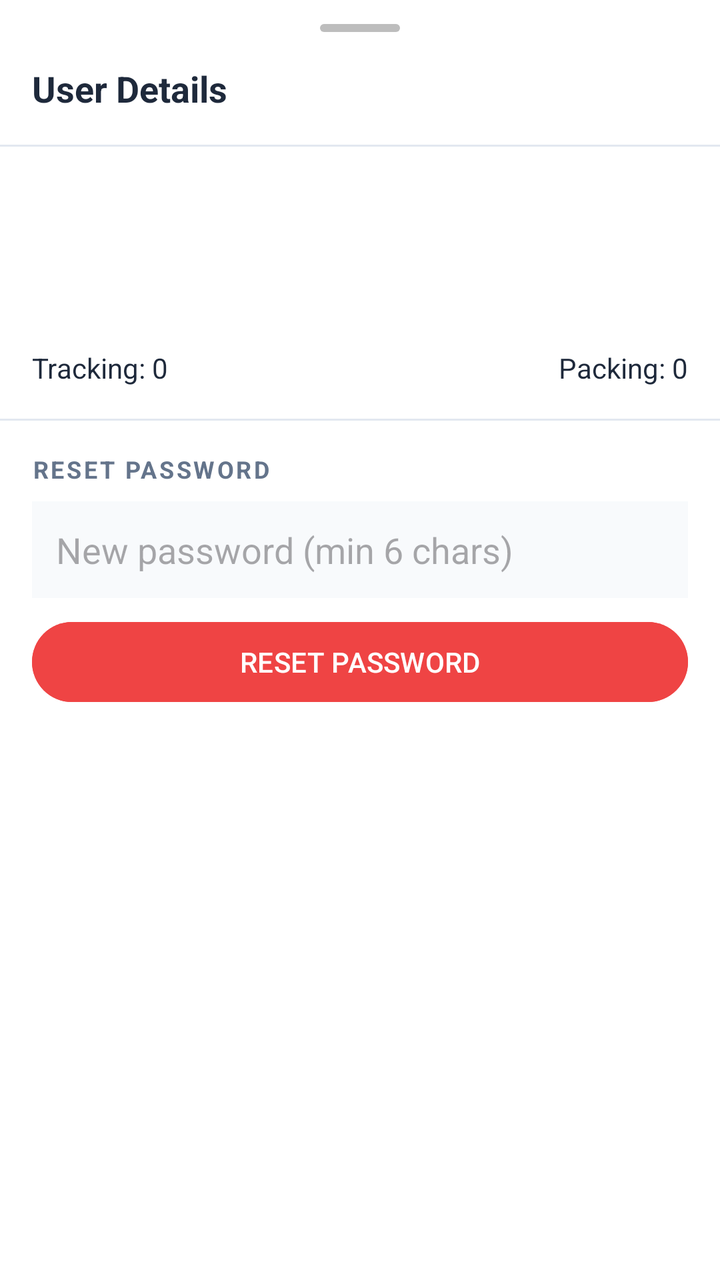
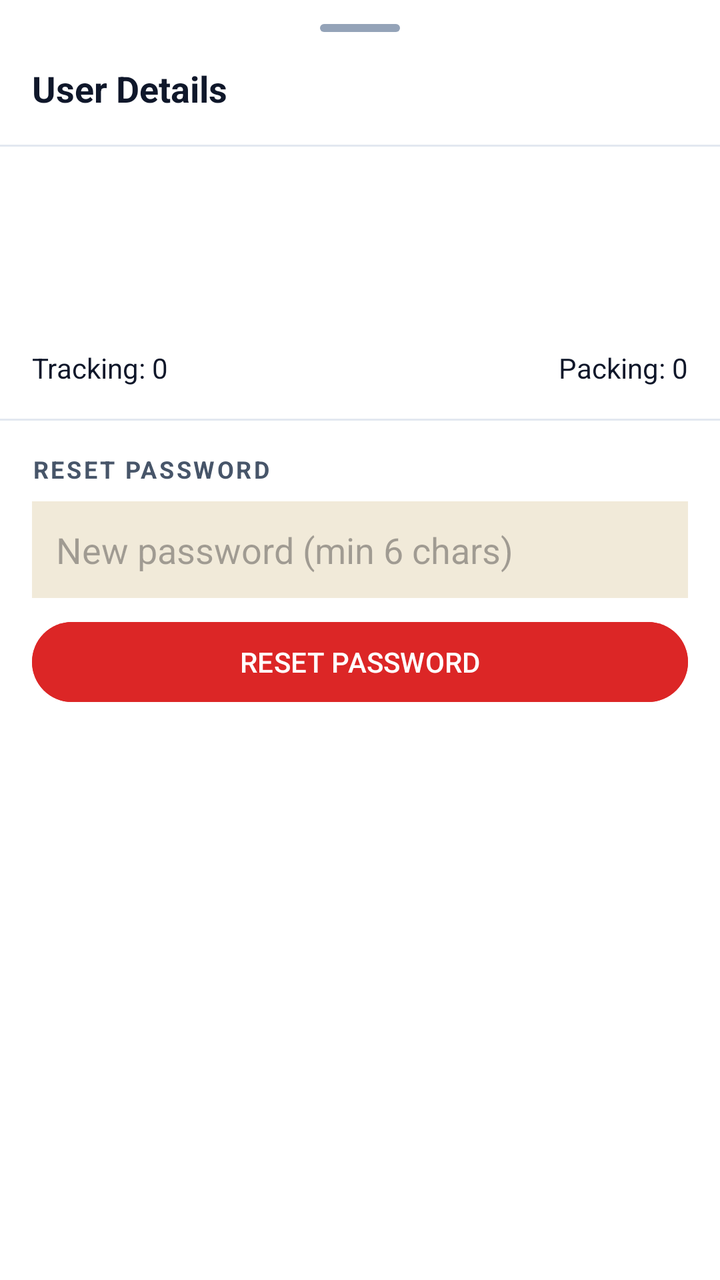

The first picture is an Android layout as it rendered before a commit; the second is the same layout after the commit. The layout source and the unified diff follow.
<!-- AndroidManifest.xml: application theme Theme.PackTracker -->
<!-- res/layout/dialog_user_detail.xml -->
<?xml version="1.0" encoding="utf-8"?>
<LinearLayout xmlns:android="http://schemas.android.com/apk/res/android"
    android:layout_width="match_parent"
    android:layout_height="wrap_content"
    android:orientation="vertical"
    android:background="@color/surface"
    android:paddingTop="12dp">

    <View android:layout_width="40dp" android:layout_height="4dp"
        android:layout_gravity="center_horizontal" android:background="@drawable/drag_handle" />

    <TextView android:layout_width="match_parent" android:layout_height="wrap_content"
        android:text="User Details" android:textSize="18sp" android:textStyle="bold"
        android:textColor="@color/on_surface" android:padding="16dp" />

    <View android:layout_width="match_parent" android:layout_height="1dp" android:background="@color/divider" />

    <LinearLayout android:layout_width="match_parent" android:layout_height="wrap_content"
        android:orientation="vertical" android:padding="16dp">

        <TextView android:id="@+id/tvUsername" android:layout_width="wrap_content" android:layout_height="wrap_content"
            android:textSize="18sp" android:textStyle="bold" android:textColor="@color/on_surface" />

        <TextView android:id="@+id/tvEmail" android:layout_width="wrap_content" android:layout_height="wrap_content"
            android:textSize="14sp" android:textColor="@color/on_surface_variant" android:layout_marginTop="4dp" />

        <LinearLayout android:layout_width="match_parent" android:layout_height="wrap_content"
            android:orientation="horizontal" android:layout_marginTop="12dp">

            <TextView android:id="@+id/tvRole" android:layout_width="0dp" android:layout_height="wrap_content"
                android:layout_weight="1" android:textSize="13sp" android:textColor="@color/primary" />

            <TextView android:id="@+id/tvUserId" android:layout_width="wrap_content" android:layout_height="wrap_content"
                android:textSize="13sp" android:textColor="@color/on_surface_variant" />
        </LinearLayout>

        <LinearLayout android:layout_width="match_parent" android:layout_height="wrap_content"
            android:orientation="horizontal" android:layout_marginTop="8dp">

            <TextView android:id="@+id/tvTrackingCount" android:layout_width="0dp" android:layout_height="wrap_content"
                android:layout_weight="1" android:textSize="14sp" android:textColor="@color/on_surface"
                android:text="Tracking: 0" />

            <TextView android:id="@+id/tvPackingCount" android:layout_width="wrap_content" android:layout_height="wrap_content"
                android:textSize="14sp" android:textColor="@color/on_surface"
                android:text="Packing: 0" />
        </LinearLayout>
    </LinearLayout>

    <View android:layout_width="match_parent" android:layout_height="1dp" android:background="@color/divider" />

    
    <LinearLayout android:layout_width="match_parent" android:layout_height="wrap_content"
        android:orientation="vertical" android:padding="16dp">

        <TextView android:layout_width="wrap_content" android:layout_height="wrap_content"
            android:text="RESET PASSWORD" android:textSize="12sp" android:textStyle="bold"
            android:textColor="@color/on_surface_variant" android:letterSpacing="0.1" />

        <EditText android:id="@+id/etNewPassword" android:layout_width="match_parent" android:layout_height="wrap_content"
            android:hint="New password (min 6 chars)" android:inputType="textPassword"
            android:layout_marginTop="8dp" android:padding="12dp" android:background="@color/background" />

        <com.google.android.material.button.MaterialButton android:id="@+id/btnResetPassword"
            android:layout_width="match_parent" android:layout_height="wrap_content"
            android:text="RESET PASSWORD" android:layout_marginTop="8dp"
            android:backgroundTint="#EF4444" />
    </LinearLayout>
</LinearLayout>
<!-- resources referenced by this layout -->
<resources>
  <color name="background">#F8FAFC</color>
  <color name="divider">#E2E8F0</color>
  <color name="on_surface">#1E293B</color>
  <color name="on_surface_variant">#64748B</color>
  <color name="primary">#2563EB</color>
  <color name="surface">#FFFFFF</color>
  <!-- drawable drag_handle (drawable) -->
  <?xml version="1.0" encoding="utf-8"?>
  <shape xmlns:android="http://schemas.android.com/apk/res/android"
      android:shape="rectangle">
      <solid android:color="#BDBDBD" />
      <corners android:radius="2dp" />
      <size android:width="40dp" android:height="4dp" />
  </shape>
  <style name="Theme.PackTracker" parent="Theme.Material3.Light.NoActionBar">
          <item name="colorPrimary">@color/primary</item>
          <item name="colorOnPrimary">@color/white</item>
          <item name="colorPrimaryContainer">@color/primary_light</item>
          <item name="colorSecondary">@color/secondary</item>
          <item name="colorOnSecondary">@color/white</item>
          <item name="colorSurface">@color/surface</item>
          <item name="colorOnSurface">@color/on_surface</item>
          <item name="android:colorBackground">@color/background</item>
          <item name="colorSurfaceVariant">@color/grey_light</item>
          <item name="colorOnSurfaceVariant">@color/on_surface_variant</item>
          <item name="android:statusBarColor">@color/green_primary</item>
      </style>
  <color name="white">#FFFFFF</color>
  <color name="primary_light">#EFF6FF</color>
  <color name="secondary">#10B981</color>
  <color name="grey_light">#F1F5F9</color>
  <color name="green_primary">#10B981</color>
</resources>

<!-- the commit's change to res/layout/dialog_user_detail.xml (unified diff, before → after) -->
@@ -10,7 +10,7 @@
         android:layout_gravity="center_horizontal" android:background="@drawable/drag_handle" />
 
     <TextView android:layout_width="match_parent" android:layout_height="wrap_content"
-        android:text="User Details" android:textSize="18sp" android:textStyle="bold"
+        android:text="User Details" android:textSize="@dimen/text_subtitle" android:textStyle="bold"
         android:textColor="@color/on_surface" android:padding="16dp" />
 
     <View android:layout_width="match_parent" android:layout_height="1dp" android:background="@color/divider" />
@@ -19,30 +19,30 @@
         android:orientation="vertical" android:padding="16dp">
 
         <TextView android:id="@+id/tvUsername" android:layout_width="wrap_content" android:layout_height="wrap_content"
-            android:textSize="18sp" android:textStyle="bold" android:textColor="@color/on_surface" />
+            android:textSize="@dimen/text_subtitle" android:textStyle="bold" android:textColor="@color/on_surface" />
 
         <TextView android:id="@+id/tvEmail" android:layout_width="wrap_content" android:layout_height="wrap_content"
-            android:textSize="14sp" android:textColor="@color/on_surface_variant" android:layout_marginTop="4dp" />
+            android:textSize="@dimen/text_body" android:textColor="@color/on_surface_variant" android:layout_marginTop="4dp" />
 
         <LinearLayout android:layout_width="match_parent" android:layout_height="wrap_content"
             android:orientation="horizontal" android:layout_marginTop="12dp">
 
             <TextView android:id="@+id/tvRole" android:layout_width="0dp" android:layout_height="wrap_content"
-                android:layout_weight="1" android:textSize="13sp" android:textColor="@color/primary" />
+                android:layout_weight="1" android:textSize="@dimen/text_body_sm" android:textColor="@color/primary" />
 
             <TextView android:id="@+id/tvUserId" android:layout_width="wrap_content" android:layout_height="wrap_content"
-                android:textSize="13sp" android:textColor="@color/on_surface_variant" />
+                android:textSize="@dimen/text_body_sm" android:textColor="@color/on_surface_variant" />
         </LinearLayout>
 
         <LinearLayout android:layout_width="match_parent" android:layout_height="wrap_content"
             android:orientation="horizontal" android:layout_marginTop="8dp">
 
             <TextView android:id="@+id/tvTrackingCount" android:layout_width="0dp" android:layout_height="wrap_content"
-                android:layout_weight="1" android:textSize="14sp" android:textColor="@color/on_surface"
+                android:layout_weight="1" android:textSize="@dimen/text_body" android:textColor="@color/on_surface"
                 android:text="Tracking: 0" />
 
             <TextView android:id="@+id/tvPackingCount" android:layout_width="wrap_content" android:layout_height="wrap_content"
-                android:textSize="14sp" android:textColor="@color/on_surface"
+                android:textSize="@dimen/text_body" android:textColor="@color/on_surface"
                 android:text="Packing: 0" />
         </LinearLayout>
     </LinearLayout>
@@ -54,7 +54,7 @@
         android:orientation="vertical" android:padding="16dp">
 
         <TextView android:layout_width="wrap_content" android:layout_height="wrap_content"
-            android:text="RESET PASSWORD" android:textSize="12sp" android:textStyle="bold"
+            android:text="RESET PASSWORD" android:textSize="@dimen/text_caption" android:textStyle="bold"
             android:textColor="@color/on_surface_variant" android:letterSpacing="0.1" />
 
         <EditText android:id="@+id/etNewPassword" android:layout_width="match_parent" android:layout_height="wrap_content"
@@ -64,6 +64,6 @@
         <com.google.android.material.button.MaterialButton android:id="@+id/btnResetPassword"
             android:layout_width="match_parent" android:layout_height="wrap_content"
             android:text="RESET PASSWORD" android:layout_marginTop="8dp"
-            android:backgroundTint="#EF4444" />
+            android:backgroundTint="@color/error" />
     </LinearLayout>
 </LinearLayout>
<!-- resource entries referenced after the edit -->
@@ -1,36 +1,161 @@
 <!-- resources referenced by this layout -->
 <resources>
-  <color name="background">#F8FAFC</color>
-  <color name="divider">#E2E8F0</color>
-  <color name="on_surface">#1E293B</color>
-  <color name="on_surface_variant">#64748B</color>
-  <color name="primary">#2563EB</color>
-  <color name="surface">#FFFFFF</color>
+  <color name="background">@color/kraft</color>
+  <color name="divider">@color/slate_200</color>
+  <color name="error">#FFDC2626</color>
+  <color name="on_surface">@color/slate_900</color>
+  <color name="on_surface_variant">@color/slate_600</color>
+  <color name="primary">@color/emerald_700</color>
+  <color name="surface">#FFFFFFFF</color>
+  <dimen name="text_body">14sp</dimen>
+  <dimen name="text_body_sm">13sp</dimen>
+  <dimen name="text_caption">12sp</dimen>
+  <dimen name="text_subtitle">18sp</dimen>
   <!-- drawable drag_handle (drawable) -->
   <?xml version="1.0" encoding="utf-8"?>
   <shape xmlns:android="http://schemas.android.com/apk/res/android"
       android:shape="rectangle">
-      <solid android:color="#BDBDBD" />
+      <solid android:color="@color/outline" />
       <corners android:radius="2dp" />
       <size android:width="40dp" android:height="4dp" />
   </shape>
-  <style name="Theme.PackTracker" parent="Theme.Material3.Light.NoActionBar">
+  <style name="Theme.PackTracker" parent="Theme.Material3.DayNight.NoActionBar">
+          
           <item name="colorPrimary">@color/primary</item>
-          <item name="colorOnPrimary">@color/white</item>
-          <item name="colorPrimaryContainer">@color/primary_light</item>
+          <item name="colorOnPrimary">@color/on_primary</item>
+          <item name="colorPrimaryContainer">@color/primary_container</item>
+          <item name="colorOnPrimaryContainer">@color/on_primary_container</item>
           <item name="colorSecondary">@color/secondary</item>
-          <item name="colorOnSecondary">@color/white</item>
+          <item name="colorOnSecondary">@color/on_secondary</item>
+          <item name="colorSecondaryContainer">@color/secondary_container</item>
+          <item name="colorOnSecondaryContainer">@color/on_secondary_container</item>
+          <item name="colorTertiary">@color/tertiary</item>
+          <item name="colorOnTertiary">@color/on_tertiary</item>
+          <item name="colorTertiaryContainer">@color/tertiary_container</item>
+          <item name="colorOnTertiaryContainer">@color/on_tertiary_container</item>
+  
+          
+          <item name="android:colorBackground">@color/background</item>
+          <item name="colorOnBackground">@color/on_background</item>
           <item name="colorSurface">@color/surface</item>
           <item name="colorOnSurface">@color/on_surface</item>
-          <item name="android:colorBackground">@color/background</item>
-          <item name="colorSurfaceVariant">@color/grey_light</item>
+          <item name="colorSurfaceVariant">@color/surface_variant</item>
           <item name="colorOnSurfaceVariant">@color/on_surface_variant</item>
-          <item name="android:statusBarColor">@color/green_primary</item>
+          <item name="colorSurfaceContainerLowest">@color/surface_container_lowest</item>
+          <item name="colorSurfaceContainerLow">@color/surface_container_low</item>
+          <item name="colorSurfaceContainer">@color/surface_container</item>
+          <item name="colorSurfaceContainerHigh">@color/surface_container_high</item>
+          <item name="colorSurfaceContainerHighest">@color/surface_container_highest</item>
+          <item name="colorSurfaceBright">@color/surface_bright</item>
+          <item name="colorSurfaceDim">@color/surface_dim</item>
+          <item name="colorOutline">@color/outline</item>
+          <item name="colorOutlineVariant">@color/outline_variant</item>
+          <item name="android:colorControlHighlight">@color/outline_variant</item>
+  
+          
+          <item name="colorError">@color/error</item>
+          <item name="colorOnError">@color/on_error</item>
+          <item name="colorErrorContainer">@color/error_container</item>
+          <item name="colorOnErrorContainer">@color/on_error_container</item>
+          <item name="colorControlNormal">@color/on_surface_variant</item>
+          <item name="android:windowLightStatusBar">@bool/light_status_bar</item>
+          <item name="android:statusBarColor">@color/surface</item>
+          <item name="android:navigationBarColor">@color/surface</item>
+          <item name="android:windowBackground">@drawable/bg_kraft_canvas</item>
+  
+          
+          <item name="materialCardViewStyle">@style/Widget.PackTracker.Card</item>
+          <item name="bottomSheetStyle">@style/Widget.PackTracker.BottomSheet</item>
+          <item name="toolbarStyle">@style/Widget.PackTracker.Toolbar</item>
+          <item name="bottomNavigationStyle">@style/Widget.PackTracker.BottomNavigation</item>
       </style>
-  <color name="white">#FFFFFF</color>
-  <color name="primary_light">#EFF6FF</color>
-  <color name="secondary">#10B981</color>
-  <color name="grey_light">#F1F5F9</color>
-  <color name="green_primary">#10B981</color>
+  <color name="kraft">#FFF1EAD9</color>
+  <color name="slate_200">#FFE2E8F0</color>
+  <color name="slate_900">#FF0F172A</color>
+  <color name="slate_600">#FF475569</color>
+  <color name="emerald_700">#FF047857</color>
+  <color name="outline">@color/slate_400</color>
+  <color name="on_primary">#FFFFFFFF</color>
+  <color name="primary_container">@color/emerald_100</color>
+  <color name="on_primary_container">@color/emerald_900</color>
+  <color name="secondary">@color/gold_500</color>
+  <color name="on_secondary">@color/slate_900</color>
+  <color name="secondary_container">@color/gold_100</color>
+  <color name="on_secondary_container">@color/gold_700</color>
+  <color name="tertiary">@color/emerald_500</color>
+  <color name="on_tertiary">#FFFFFFFF</color>
+  <color name="tertiary_container">@color/emerald_50</color>
+  <color name="on_tertiary_container">@color/emerald_800</color>
+  <color name="on_background">@color/slate_900</color>
+  <color name="surface_variant">@color/slate_100</color>
+  <color name="surface_container_lowest">#FFFFFFFF</color>
+  <color name="surface_container_low">@color/slate_50</color>
+  <color name="surface_container">@color/slate_100</color>
+  <color name="surface_container_high">#FFE9EEF4</color>
+  <color name="surface_container_highest">#FFDDE5EC</color>
+  <color name="surface_bright">#FFFFFFFF</color>
+  <color name="surface_dim">@color/slate_200</color>
+  <color name="outline_variant">@color/slate_200</color>
+  <color name="on_error">#FFFFFFFF</color>
+  <color name="error_container">#FFFEE2E2</color>
+  <color name="on_error_container">#FF7F1D1D</color>
+  <!-- drawable bg_kraft_canvas (drawable) -->
+  <?xml version="1.0" encoding="utf-8"?>
+  <bitmap xmlns:android="http://schemas.android.com/apk/res/android"
+      android:src="@drawable/bg_kraft_tile"
+      android:tileModeX="repeat"
+      android:tileModeY="repeat" />
+  <style name="Widget.PackTracker.Card" parent="Widget.Material3.CardView.Filled">
+          <item name="cardBackgroundColor">@color/surface</item>
+          <item name="strokeColor">@color/card_stroke</item>
+          <item name="strokeWidth">1dp</item>
+          <item name="cardCornerRadius">@dimen/radius_card</item>
+          <item name="cardElevation">@dimen/elevation_card</item>
+      </style>
+  <style name="Widget.PackTracker.BottomSheet" parent="Widget.Material3.BottomSheet.Modal">
+          <item name="backgroundTint">@color/surface</item>
+          <item name="shapeAppearanceOverlay">@style/ShapeAppearance.PackTracker.BottomSheet</item>
+      </style>
+  <style name="Widget.PackTracker.Toolbar" parent="Widget.Material3.Toolbar">
+          <item name="android:background">@color/surface</item>
+          <item name="titleTextAppearance">@style/TextAppearance.PackTracker.ToolbarTitle</item>
+          <item name="titleTextColor">@color/on_surface</item>
+          <item name="subtitleTextColor">@color/on_surface_variant</item>
+          <item name="navigationIconTint">@color/on_surface</item>
+      </style>
+  <style name="Widget.PackTracker.BottomNavigation" parent="Widget.Material3.BottomNavigationView">
+          <item name="android:background">@color/surface</item>
+          <item name="itemIconTint">@color/bottom_nav_color</item>
+          <item name="itemTextColor">@color/bottom_nav_color</item>
+          <item name="labelVisibilityMode">labeled</item>
+      </style>
+  <color name="slate_400">#FF94A3B8</color>
+  <color name="emerald_100">#FFD1FAE5</color>
+  <color name="emerald_900">#FF064E3B</color>
+  <color name="gold_500">#FFD4AF37</color>
+  <color name="gold_100">#FFFEF3C7</color>
+  <color name="gold_700">#FF856404</color>
+  <color name="emerald_500">#FF10B981</color>
+  <color name="emerald_50">#FFECFDF5</color>
+  <color name="emerald_800">#FF065F46</color>
+  <color name="slate_100">#FFF1F5F9</color>
+  <color name="slate_50">#FFF8FAFC</color>
+  <!-- drawable bg_kraft_tile: png bitmap (drawable-nodpi, 130 bytes) -->
+  <color name="card_stroke">@color/slate_200</color>
+  <dimen name="radius_card">16dp</dimen>
+  <dimen name="elevation_card">0dp</dimen>
+  <style name="ShapeAppearance.PackTracker.BottomSheet" parent="">
+          <item name="cornerFamily">rounded</item>
+          <item name="cornerSizeTopLeft">24dp</item>
+          <item name="cornerSizeTopRight">24dp</item>
+          <item name="cornerSizeBottomLeft">0dp</item>
+          <item name="cornerSizeBottomRight">0dp</item>
+      </style>
+  <style name="TextAppearance.PackTracker.ToolbarTitle" parent="TextAppearance.MaterialComponents.Headline6">
+          <item name="android:fontFamily">@font/archivo_black</item>
+          <item name="android:textColor">@color/on_background</item>
+          <item name="android:textSize">@dimen/text_title</item>
+      </style>
+  <dimen name="text_title">16sp</dimen>
 </resources>
 
